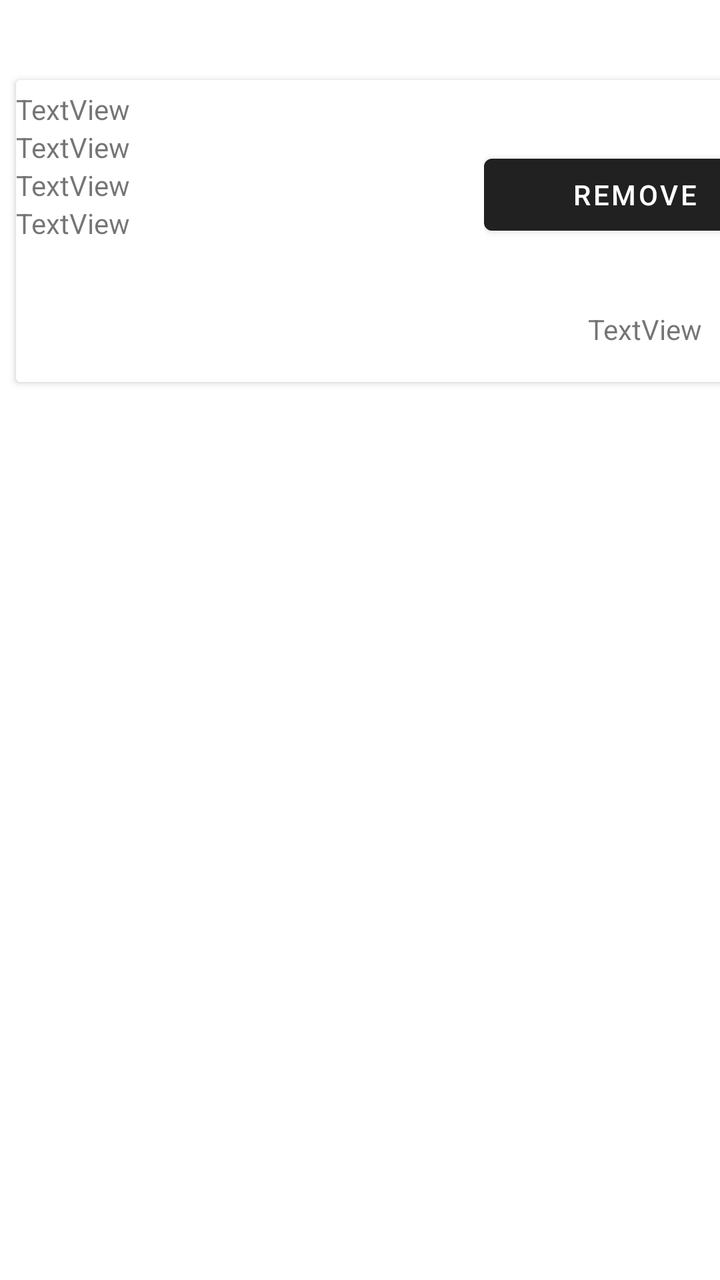
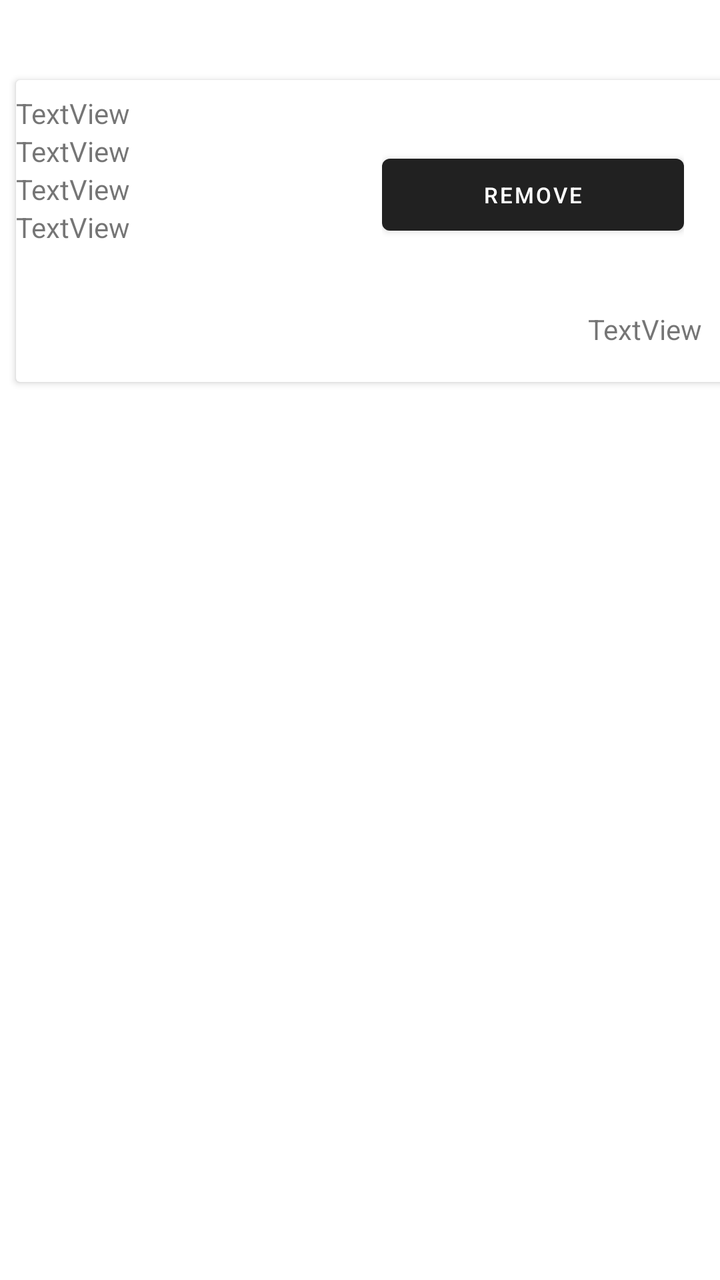

Screens rendered from an Android XML layout before and after an edit, with the pre-edit source and the edit as a unified diff.
<!-- AndroidManifest.xml: application theme Theme.Project5 -->
<!-- res/layout/view3_card.xml -->
<?xml version="1.0" encoding="utf-8"?>
<androidx.constraintlayout.widget.ConstraintLayout xmlns:android="http://schemas.android.com/apk/res/android"
    xmlns:app="http://schemas.android.com/apk/res-auto"
    xmlns:tools="http://schemas.android.com/tools"
    android:id="@+id/row_layout3"
    android:layout_width="match_parent"
    android:layout_height="200dp">

    <androidx.cardview.widget.CardView
        android:layout_width="386dp"
        android:layout_height="151dp"
        android:layout_marginStart="8dp"
        android:layout_marginTop="40dp"
        app:layout_constraintStart_toStartOf="parent"
        app:layout_constraintTop_toTopOf="parent">

        <LinearLayout
            android:layout_width="match_parent"
            android:layout_height="wrap_content"
            android:orientation="vertical"
            android:textAlignment="viewEnd">

            <LinearLayout
                android:layout_width="match_parent"
                android:layout_height="115dp"
                android:gravity="center_vertical"
                android:orientation="horizontal"
                android:textAlignment="center">

                <LinearLayout
                    android:layout_width="234dp"
                    android:layout_height="105dp"
                    android:orientation="vertical"
                    android:weightSum="20">

                    <TextView
                        android:id="@+id/size_type3"
                        android:layout_width="wrap_content"
                        android:layout_height="wrap_content"
                        android:text="TextView" />

                    <TextView
                        android:id="@+id/pizza_style3"
                        android:layout_width="wrap_content"
                        android:layout_height="wrap_content"
                        android:text="TextView" />

                    <TextView
                        android:id="@+id/pizza_crust3"
                        android:layout_width="wrap_content"
                        android:layout_height="wrap_content"
                        android:text="TextView" />

                    <TextView
                        android:id="@+id/pizza_toppings3"
                        android:layout_width="match_parent"
                        android:layout_height="47dp"
                        android:text="TextView"
                        android:textAlignment="viewStart" />
                </LinearLayout>

                <LinearLayout
                    android:id="@+id/gravity3"
                    android:layout_width="151dp"
                    android:layout_height="104dp"
                    android:gravity="center_vertical"
                    android:orientation="vertical">

                    <Button
                        android:id="@+id/cancelOrder3"
                        android:layout_width="match_parent"
                        android:layout_height="wrap_content"
                        android:text="@string/remove" />
                </LinearLayout>

            </LinearLayout>

            <LinearLayout
                android:layout_width="match_parent"
                android:layout_height="wrap_content"
                android:baselineAligned="false"
                android:gravity="end"
                android:orientation="horizontal"
                android:textAlignment="inherit">

                <TextView
                    android:id="@+id/total3"
                    android:layout_width="100dp"
                    android:layout_height="match_parent"
                    android:layoutDirection="inherit"
                    android:text="TextView" />
            </LinearLayout>

        </LinearLayout>
    </androidx.cardview.widget.CardView>

</androidx.constraintlayout.widget.ConstraintLayout>
<!-- resources referenced by this layout -->
<resources>
  <string name="remove">Remove</string>
  <style name="Theme.Project5" parent="Base.Theme.Project5" />
  <style name="Base.Theme.Project5" parent="Theme.MaterialComponents.DayNight.DarkActionBar">
          
          
      </style>
</resources>

<!-- the commit's change to res/layout/view3_card.xml (unified diff, before → after) -->
@@ -24,12 +24,11 @@
                 android:layout_width="match_parent"
                 android:layout_height="115dp"
                 android:gravity="center_vertical"
-                android:orientation="horizontal"
-                android:textAlignment="center">
+                android:orientation="horizontal">
 
                 <LinearLayout
-                    android:layout_width="234dp"
-                    android:layout_height="105dp"
+                    android:layout_width="183dp"
+                    android:layout_height="101dp"
                     android:orientation="vertical"
                     android:weightSum="20">
 
@@ -70,7 +69,8 @@
                         android:id="@+id/cancelOrder3"
                         android:layout_width="match_parent"
                         android:layout_height="wrap_content"
-                        android:text="@string/remove" />
+                        android:text="@string/remove"
+                        android:textSize="11sp" />
                 </LinearLayout>
 
             </LinearLayout>
